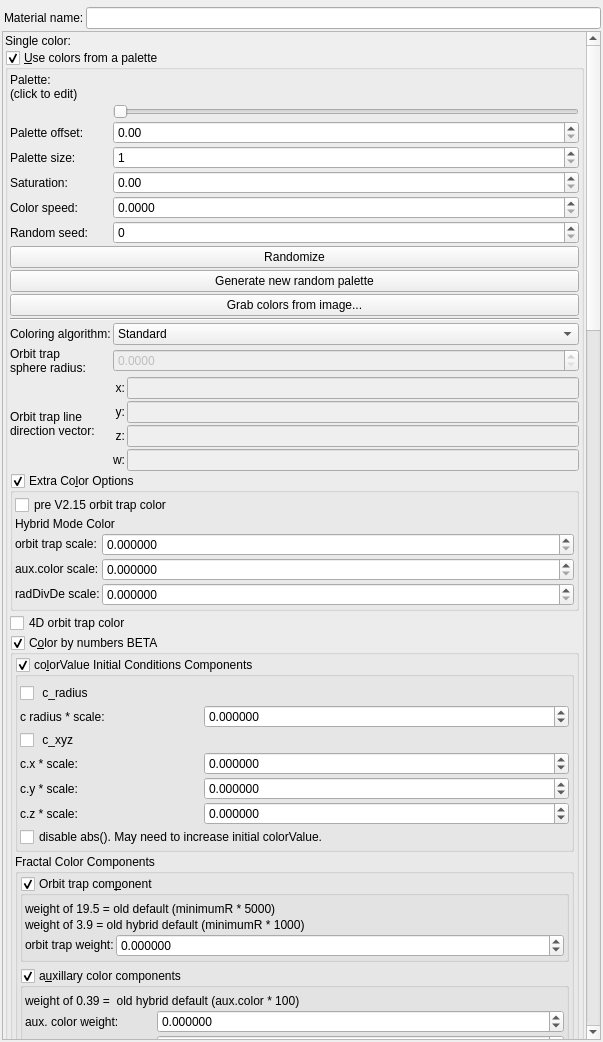
Qt form mandelbulber2/qt/material_editor.ui (buddhi1980/mandelbulber2) before a commit.
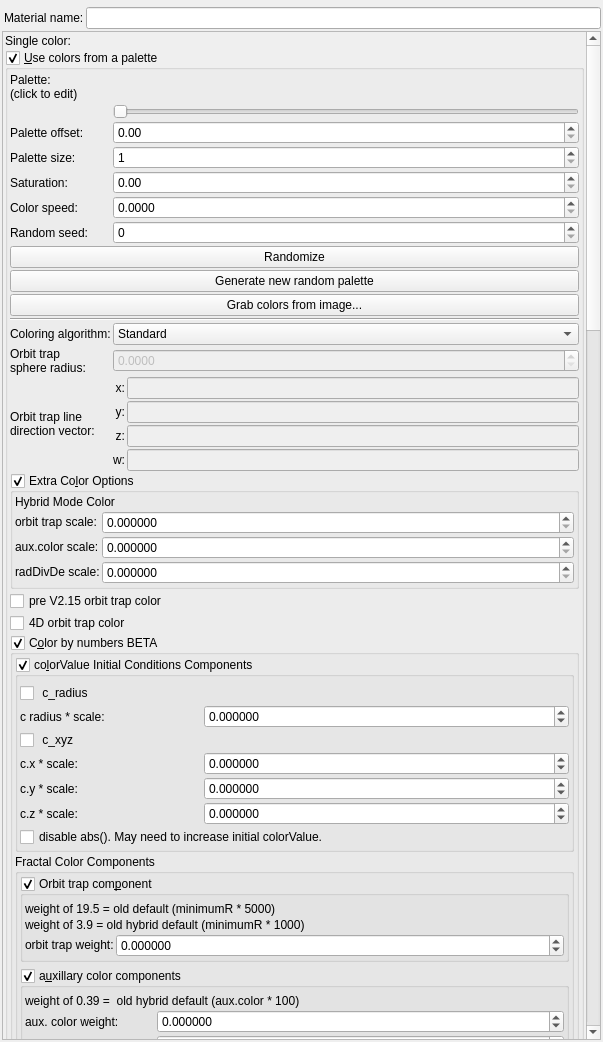
The same form after that commit. Icons and pictures are not drawn. Custom widgets are drawn as their Qt base class.

The edit to the form file:
```diff
--- a/mandelbulber2/qt/material_editor.ui
+++ b/mandelbulber2/qt/material_editor.ui
@@ -82,8 +82,8 @@
        <rect>
         <x>0</x>
         <y>0</y>
-        <width>583</width>
-        <height>3996</height>
+        <width>577</width>
+        <height>3470</height>
        </rect>
       </property>
       <layout class="QVBoxLayout" name="verticalLayout_2">
@@ -686,13 +686,6 @@
                  </property>
                 </widget>
                </item>
-               <item row="0" column="0">
-                <widget class="MyCheckBox" name="checkBox_fractal_coloring_color_preV215_false">
-                 <property name="text">
-                  <string notr="true">pre V2.15 orbit trap color</string>
-                 </property>
-                </widget>
-               </item>
               </layout>
              </item>
              <item>
@@ -828,6 +821,13 @@
             </layout>
            </widget>
           </item>
+          <item>
+           <widget class="MyCheckBox" name="checkBox_fractal_coloring_color_preV215_false">
+            <property name="text">
+             <string notr="true">pre V2.15 orbit trap color</string>
+            </property>
+           </widget>
+          </item>
           <item>
            <widget class="MyCheckBox" name="checkBox_fractal_coloring_color_4D_enabled_false">
             <property name="text">
```
